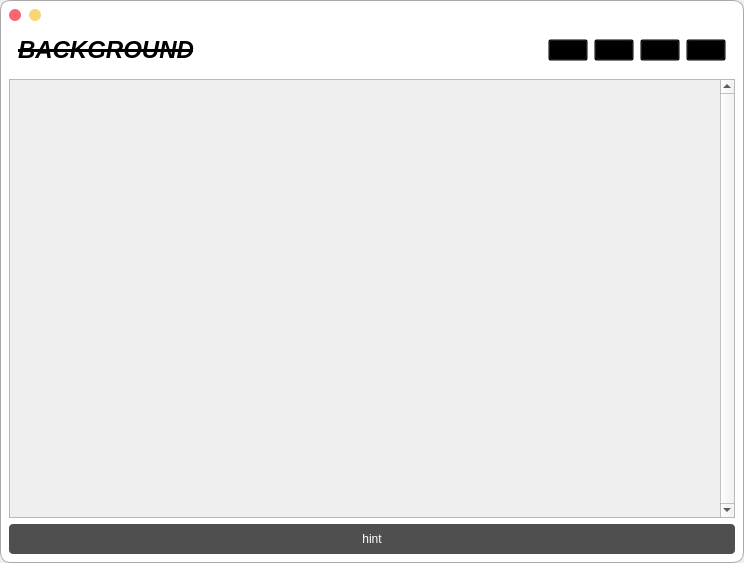
The window that resource/main_window.ui (moiling/PortraitMatting-PyQt) describes before a commit, drawn with Qt 5.
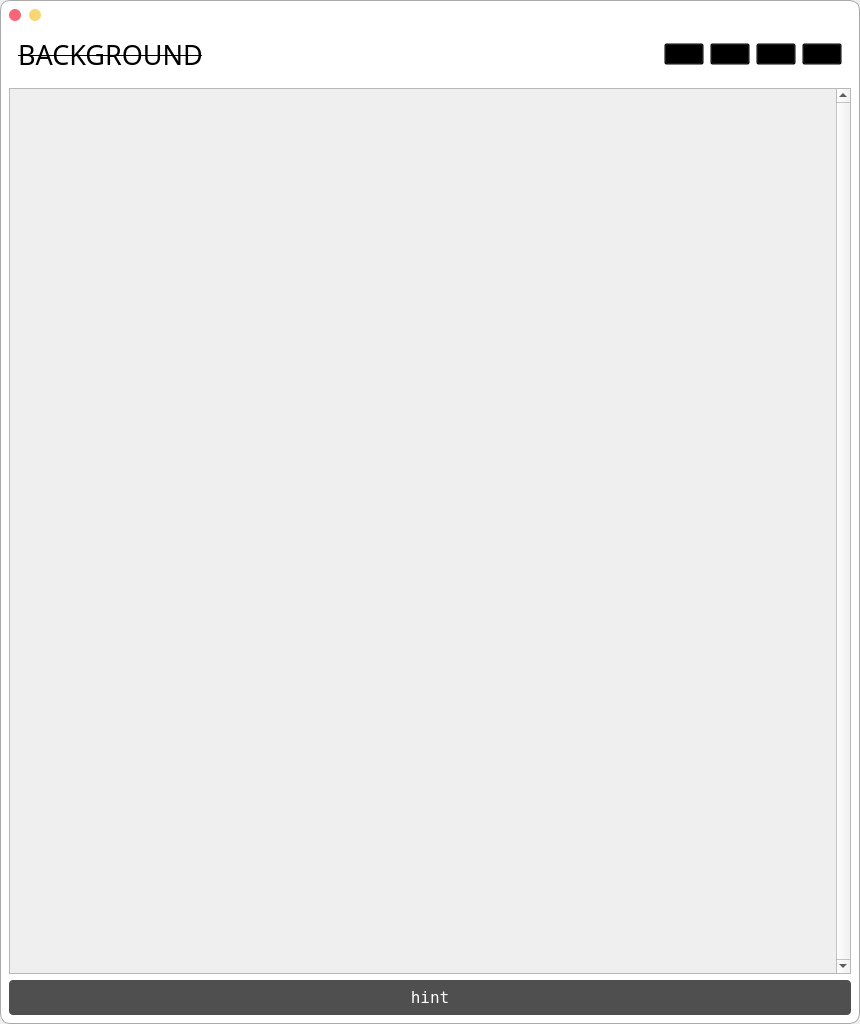
The same window after the commit.

```diff
--- a/resource/main_window.ui
+++ b/resource/main_window.ui
@@ -6,8 +6,8 @@
    <rect>
     <x>0</x>
     <y>0</y>
-    <width>744</width>
-    <height>563</height>
+    <width>860</width>
+    <height>1024</height>
    </rect>
   </property>
   <property name="windowTitle">
@@ -149,10 +149,11 @@
          </property>
          <property name="font">
           <font>
-           <pointsize>18</pointsize>
-           <weight>75</weight>
-           <italic>true</italic>
-           <bold>true</bold>
+           <family>Bauhaus 93</family>
+           <pointsize>20</pointsize>
+           <weight>50</weight>
+           <italic>false</italic>
+           <bold>false</bold>
            <underline>false</underline>
            <strikeout>true</strikeout>
           </font>
@@ -304,6 +305,9 @@
     </item>
     <item>
      <widget class="QScrollArea" name="scrollArea">
+      <property name="styleSheet">
+       <string notr="true"/>
+      </property>
       <property name="verticalScrollBarPolicy">
        <enum>Qt::ScrollBarAlwaysOn</enum>
       </property>
@@ -318,7 +322,7 @@
         <rect>
          <x>0</x>
          <y>0</y>
-         <width>707</width>
+         <width>823</width>
          <height>18</height>
         </rect>
        </property>
@@ -334,11 +338,21 @@
     </item>
     <item>
      <widget class="QPushButton" name="hint">
+      <property name="font">
+       <font>
+        <family>Terminal</family>
+        <pointsize>12</pointsize>
+        <weight>50</weight>
+        <bold>false</bold>
+       </font>
+      </property>
       <property name="styleSheet">
-       <string notr="true">background-color: rgb(79, 79, 79);
+       <string notr="true">QPushButton#hint{
+background-color: rgb(79, 79, 79);
 color: rgb(255, 255, 255);
 border-radius:4px;
-padding:8px;</string>
+padding:8px;
+}</string>
       </property>
       <property name="text">
        <string>hint</string>
```
